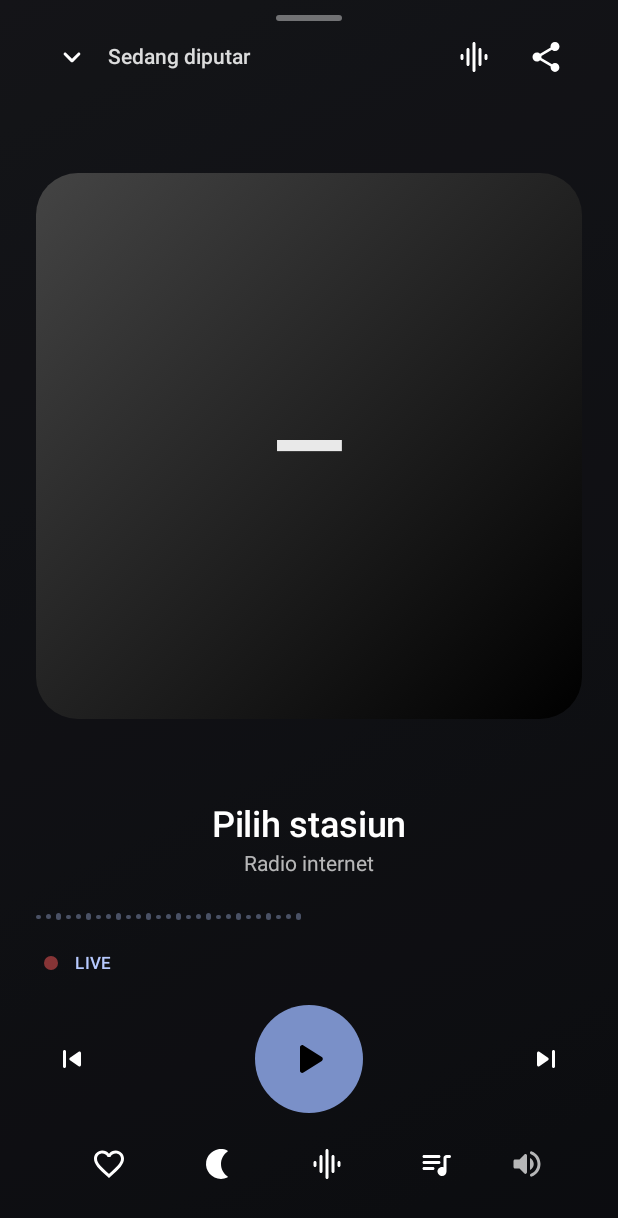
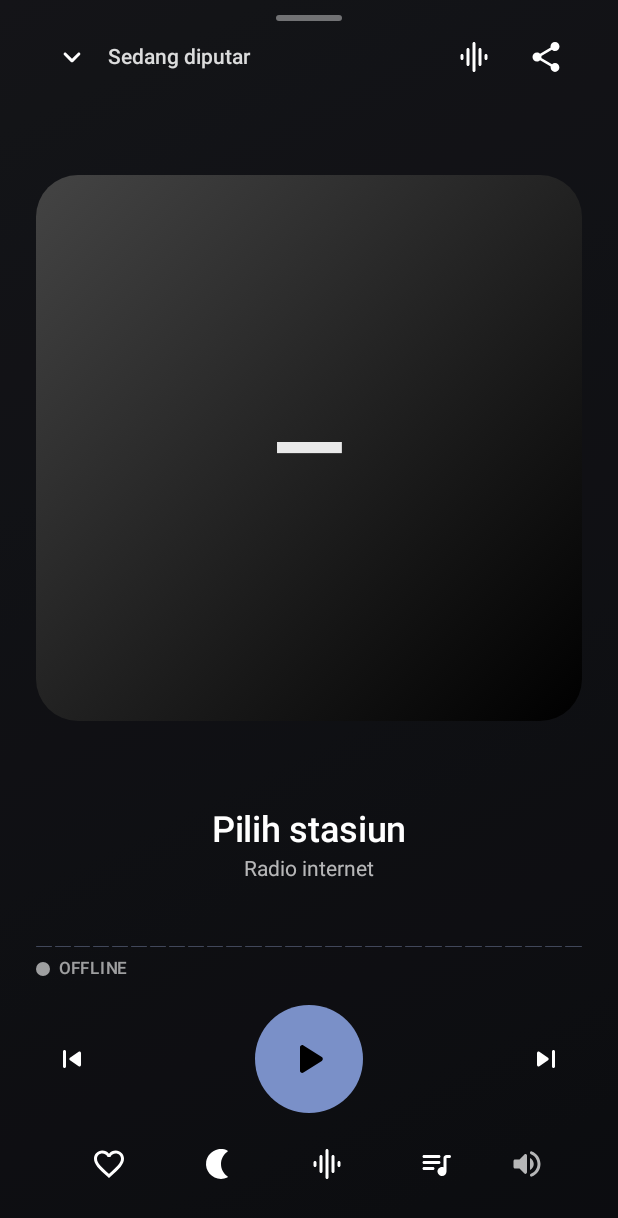
Before and after one commit to faizqurthubi/.rdio, an Android app built with Jetpack Compose: the composable NowPlayingScreen called with empty values, on a phone screen of 412 x 824 dp. Shown: the top 1218 px of the screen. Run offline under Robolectric (Android 15) with nearby library versions, the light colour scheme and no system bars; our stand-ins replace Dagger/Hilt's generated code; pictures from the network do not load; 5 statements that could not run were skipped.

Commit message:
wip 1.4: spektrum dari audio asli, ikon diperkecil, antrean sadar daftar, artwork piring putih, konfirmasi keluar
- audio/SpectrumAudioProcessor: BaseAudioProcessor + FFT radix-2 1024, 28 pita 60Hz-14kHz
  lewat DefaultRenderersFactory.buildAudioSink -> DefaultAudioProcessorChain. Tanpa izin RECORD_AUDIO.
- Spectrum.kt: batang full-width (weight 1f), data dari SpectrumBus, status MENYAMBUNG/LIVE/OFFLINE.
- Ikon: safe zone 54/108 (sebelumnya 66/108).
- MainViewModel.play(): tanpa konteks -> antrean = seluruh katalog.
- StationArtwork: plateColor (piring putih) + padding; LogoStore batasi decode 512px.
- OtoApp: BackHandler di akar memunculkan AlertDialog konfirmasi keluar.
- CI: .github/workflows/build.yml (build+test tiap push, APK debug sebagai artifact).

```diff
--- a/app/build.gradle.kts
+++ b/app/build.gradle.kts
@@ -21,8 +21,8 @@ android {
         applicationId = "com.otoradio.app"
         minSdk = 26
         targetSdk = 35
-        versionCode = 4
-        versionName = "1.3"
+        versionCode = 5
+        versionName = "1.4"
         vectorDrawables { useSupportLibrary = true }
         // Repo sumber pembaruan (GitHub Releases, publik, tanpa token)
         buildConfigField("String", "UPDATE_REPO", "\"faizqurthubi/.rdio\"")
--- a/app/src/main/java/com/otoradio/app/ui/MainViewModel.kt
+++ b/app/src/main/java/com/otoradio/app/ui/MainViewModel.kt
@@ -113,7 +113,11 @@ class MainViewModel @Inject constructor(
      * next/prev melanjutkan di daftar itu, bukan di seluruh katalog.
      */
     fun play(station: Station, context: List<Station>? = null, label: String? = null) {
-        val list = context?.takeIf { it.isNotEmpty() } ?: listOf(station)
+        // Tanpa konteks eksplisit, antrean = seluruh katalog. Dengan begitu mini player
+        // tahu sejak awal bahwa ada stasiun lain dan langsung menampilkan tombol next/prev.
+        val list = context?.takeIf { it.isNotEmpty() }
+            ?: repository.allStations().takeIf { it.isNotEmpty() }
+            ?: listOf(station)
         _queue.value = list
         _queueLabel.value = label
         queueIndex = list.indexOfFirst { it.id == station.id }.coerceAtLeast(0)
--- a/app/src/main/java/com/otoradio/app/ui/components/Spectrum.kt
+++ b/app/src/main/java/com/otoradio/app/ui/components/Spectrum.kt
@@ -1,6 +1,5 @@
 package com.otoradio.app.ui.components
 
-import androidx.compose.animation.core.FastOutSlowInEasing
 import androidx.compose.animation.core.LinearEasing
 import androidx.compose.animation.core.RepeatMode
 import androidx.compose.animation.core.animateFloat
@@ -11,13 +10,22 @@ import androidx.compose.foundation.background
 import androidx.compose.foundation.layout.Arrangement
 import androidx.compose.foundation.layout.Box
 import androidx.compose.foundation.layout.Row
+import androidx.compose.foundation.layout.fillMaxWidth
 import androidx.compose.foundation.layout.height
 import androidx.compose.foundation.layout.size
 import androidx.compose.foundation.layout.width
 import androidx.compose.foundation.shape.CircleShape
 import androidx.compose.foundation.shape.RoundedCornerShape
+import androidx.compose.material3.CircularProgressIndicator
+import androidx.compose.material3.Text
+import androidx.compose.material3.MaterialTheme
 import androidx.compose.runtime.Composable
+import androidx.compose.runtime.LaunchedEffect
+import androidx.compose.runtime.collectAsState
 import androidx.compose.runtime.getValue
+import androidx.compose.runtime.mutableStateOf
+import androidx.compose.runtime.remember
+import androidx.compose.runtime.setValue
 import androidx.compose.ui.Alignment
 import androidx.compose.ui.Modifier
 import androidx.compose.ui.draw.alpha
@@ -26,89 +34,143 @@ import androidx.compose.ui.draw.scale
 import androidx.compose.ui.graphics.Color
 import androidx.compose.ui.unit.Dp
 import androidx.compose.ui.unit.dp
+import com.otoradio.app.audio.SpectrumBus
+import kotlinx.coroutines.delay
 import kotlin.math.abs
 import kotlin.math.sin
 
 /**
- * Spektrum dekoratif untuk siaran langsung.
+ * Spektrum audio sungguhan untuk siaran langsung.
  *
- * Radio internet tidak punya durasi total, jadi garis progres yang merayap tidak
- * bermakna. Spektrum ini **bukan** FFT dari audio sebenarnya: untuk analisis
- * sungguhan dibutuhkan `android.media.audiofx.Visualizer` yang menuntut izin
- * RECORD_AUDIO — izin yang tidak pantas diminta hanya untuk hiasan. Karena itu
- * tinggi batang diturunkan dari fungsi sinus dengan fase berbeda per batang,
- * dan hanya beranimasi saat audio benar-benar berbunyi.
+ * Sumber datanya [SpectrumBus] yang diisi [com.otoradio.app.audio.SpectrumAudioProcessor]
+ * dari PCM yang benar-benar dikirim ke speaker. Bila belum ada sinyal (mis. audio belum
+ * mulai), tampil datar. Batang memenuhi lebar layar dengan lebar sama rata.
  */
 @Composable
 fun AudioSpectrum(
     active: Boolean,
     modifier: Modifier = Modifier,
-    barCount: Int = 27,
+    barCount: Int = 28,
     barColor: Color = Color.White,
-    fullHeight: Dp = 26.dp
+    fullHeight: Dp = 28.dp
 ) {
-    val transition = rememberInfiniteTransition(label = "spectrum")
-    val phase by transition.animateFloat(
-        initialValue = 0f,
-        targetValue = (2 * Math.PI).toFloat(),
-        animationSpec = infiniteRepeatable(
-            animation = tween(durationMillis = 2600, easing = LinearEasing),
-            repeatMode = RepeatMode.Restart
-        ),
-        label = "phase"
-    )
+    val live by SpectrumBus.levels.collectAsState()
+
+    // Nilai yang ditampilkan; dianimasikan menuju data nyata agar tidak berkedip.
+    var shown by remember { mutableStateOf(FloatArray(barCount)) }
+    var fallbackPhase by remember { mutableStateOf(0f) }
+
+    LaunchedEffect(active) {
+        while (true) {
+            val target = if (live.size == barCount) live
+            else if (active) {
+                // Belum ada sampel audio: tampilkan riak tenang sebagai penanda "hidup".
+                fallbackPhase += 0.18f
+                FloatArray(barCount) { i ->
+                    0.16f + 0.16f * abs(sin(fallbackPhase + i * 0.4f))
+                }
+            } else FloatArray(barCount)
+
+            shown = FloatArray(barCount) { i ->
+                val t = target.getOrElse(i) { 0f }
+                val prev = shown.getOrElse(i) { 0f }
+                if (t > prev) prev * 0.3f + t * 0.7f else prev * 0.7f + t * 0.3f
+            }
+            delay(50)
+        }
+    }
 
     Row(
-        modifier = modifier.height(fullHeight),
-        verticalAlignment = Alignment.CenterVertically,
-        horizontalArrangement = Arrangement.spacedBy(3.dp)
+        modifier = modifier
+            .fillMaxWidth()
+            .height(fullHeight),
+        verticalAlignment = Alignment.Bottom,
+        horizontalArrangement = Arrangement.spacedBy(2.dp)
     ) {
         repeat(barCount) { i ->
-            // Bentuk gelombang: amplop lembut di tepi, variasi acak-tetap di tengah.
-            val t = phase + i * 0.62f
-            val envelope = 0.45f + 0.55f * sin(Math.PI * (i + 1) / (barCount + 1)).toFloat()
-            val wave = (0.5f + 0.5f * sin(t)) * (0.55f + 0.45f * abs(sin(t * 1.7f + i * 0.3f)))
-            val level = if (active) (0.12f + envelope * wave) else 0.10f + 0.04f * (i % 3)
+            val level = shown.getOrElse(i) { 0f }.coerceIn(0.02f, 1f)
             Box(
                 Modifier
-                    .width(3.dp)
-                    .height(fullHeight * level.coerceIn(0.08f, 1f))
+                    .weight(1f)
+                    .height(fullHeight * level)
                     .clip(RoundedCornerShape(2.dp))
-                    .background(barColor.copy(alpha = if (active) 0.9f else 0.35f))
+                    .background(barColor.copy(alpha = if (active) 0.95f else 0.3f))
             )
         }
     }
 }
 
-/** Titik LIVE yang berpendar saat audio berbunyi. */
+/**
+ * Status siaran:
+ * - buffering  → spinner berputar + "MENYAMBUNG"
+ * - berbunyi   → titik merah berpendar + "LIVE"
+ * - selain itu → titik abu-abu + "OFFLINE"
+ */
 @Composable
-fun LiveDot(active: Boolean, color: Color = Color(0xFFFF5A5A), size: Dp = 9.dp) {
+fun LiveStatus(
+    isPlaying: Boolean,
+    isBuffering: Boolean,
+    activeColor: Color = Color(0xFFFF5252),
+    idleColor: Color = Color(0x99FFFFFF)
+) {
+    Row(verticalAlignment = Alignment.CenterVertically) {
+        when {
+            isBuffering -> {
+                CircularProgressIndicator(
+                    modifier = Modifier.size(13.dp),
+                    strokeWidth = 1.6.dp,
+                    color = MaterialTheme.colorScheme.primary
+                )
+                Spacer4()
+                Text(
+                    "MENYAMBUNG",
+                    style = MaterialTheme.typography.labelSmall,
+                    color = MaterialTheme.colorScheme.primary
+                )
+            }
+            isPlaying -> {
+                LiveDot(color = activeColor)
+                Spacer4()
+                Text("LIVE", style = MaterialTheme.typography.labelSmall, color = activeColor)
+            }
+            else -> {
+                Box(Modifier.size(9.dp).background(idleColor, CircleShape))
+                Spacer4()
+                Text(
+                    "OFFLINE",
+                    style = MaterialTheme.typography.labelSmall,
+                    color = idleColor
+                )
+            }
+        }
+    }
+}
+
+@Composable
+private fun Spacer4() {
+    Box(Modifier.width(6.dp))
+}
+
+/** Titik berpendar: halo yang melebar lalu memudar. */
+@Composable
+fun LiveDot(color: Color = Color(0xFFFF5252), size: Dp = 9.dp) {
     val transition = rememberInfiniteTransition(label = "liveDot")
     val pulse by transition.animateFloat(
-        initialValue = 0.55f,
+        initialValue = 0f,
         targetValue = 1f,
         animationSpec = infiniteRepeatable(
-            animation = tween(durationMillis = 900, easing = FastInverseEasing),
-            repeatMode = RepeatMode.Reverse
+            animation = tween(durationMillis = 1100, easing = LinearEasing),
+            repeatMode = RepeatMode.Restart
         ),
         label = "pulse"
     )
     Box(contentAlignment = Alignment.Center) {
-        // Halo
         Box(
             Modifier
-                .size(size * 2.2f)
-                .scale(if (active) pulse else 1f)
-                .alpha(if (active) (1f - pulse) * 0.45f else 0f)
+                .size(size * (1.6f + pulse * 1.2f))
+                .alpha((1f - pulse) * 0.5f)
                 .background(color, CircleShape)
         )
-        Box(
-            Modifier
-                .size(size)
-                .alpha(if (active) pulse else 0.5f)
-                .background(color, CircleShape)
-        )
+        Box(Modifier.size(size).background(color, CircleShape))
     }
 }
-
-private val FastInverseEasing = FastOutSlowInEasing
--- a/app/src/main/java/com/otoradio/app/ui/screens/NowPlayingScreen.kt
+++ b/app/src/main/java/com/otoradio/app/ui/screens/NowPlayingScreen.kt
@@ -66,6 +66,7 @@ import androidx.compose.ui.text.style.TextOverflow
 import androidx.compose.ui.unit.dp
 import com.otoradio.app.ui.components.AudioSpectrum
 import com.otoradio.app.ui.components.LiveDot
+import com.otoradio.app.ui.components.LiveStatus
 import androidx.compose.ui.unit.sp
 import com.otoradio.app.data.model.Station
 import com.otoradio.app.playback.PlayerUiState
@@ -243,7 +244,7 @@ fun NowPlayingScreen(
                 active = state.isPlaying && !state.isBuffering,
                 barColor = MaterialTheme.colorScheme.primary,
                 modifier = Modifier.fillMaxWidth(),
-                fullHeight = 26.dp
+                fullHeight = 30.dp
             )
             Row(
                 Modifier
@@ -252,13 +253,7 @@ fun NowPlayingScreen(
                 horizontalArrangement = Arrangement.Start,
                 verticalAlignment = Alignment.CenterVertically
             ) {
-                LiveDot(active = state.isPlaying && !state.isBuffering)
-                Spacer(Modifier.width(6.dp))
-                Text(
-                    if (state.isBuffering) "MENYAMBUNG" else "LIVE",
-                    style = MaterialTheme.typography.labelSmall,
-                    color = MaterialTheme.colorScheme.primary
-                )
+                LiveStatus(isPlaying = state.isPlaying, isBuffering = state.isBuffering)
                 Spacer(Modifier.weight(1f))
                 Text(
                     state.error ?: "",
```
Also changed, not shown: app/src/main/java/com/otoradio/app/audio/SpectrumAudioProcessor.kt (added, +187 -0 lines), app/src/main/java/com/otoradio/app/data/local/LogoStore.kt (+19 -1 lines), app/src/main/java/com/otoradio/app/playback/RadioPlayerService.kt (+20 -1 lines), app/src/main/java/com/otoradio/app/ui/OtoApp.kt (+27 -4 lines), app/src/main/java/com/otoradio/app/ui/components/Components.kt (+18 -13 lines), app/src/main/res/drawable/ic_launcher_foreground.xml (+8 -10 lines), app/src/main/res/mipmap-hdpi/ic_launcher.png, app/src/main/res/mipmap-mdpi/ic_launcher.png, app/src/main/res/mipmap-xhdpi/ic_launcher.png, app/src/main/res/mipmap-xxhdpi/ic_launcher.png, app/src/main/res/mipmap-xxxhdpi/ic_launcher.png, 3 other files.
